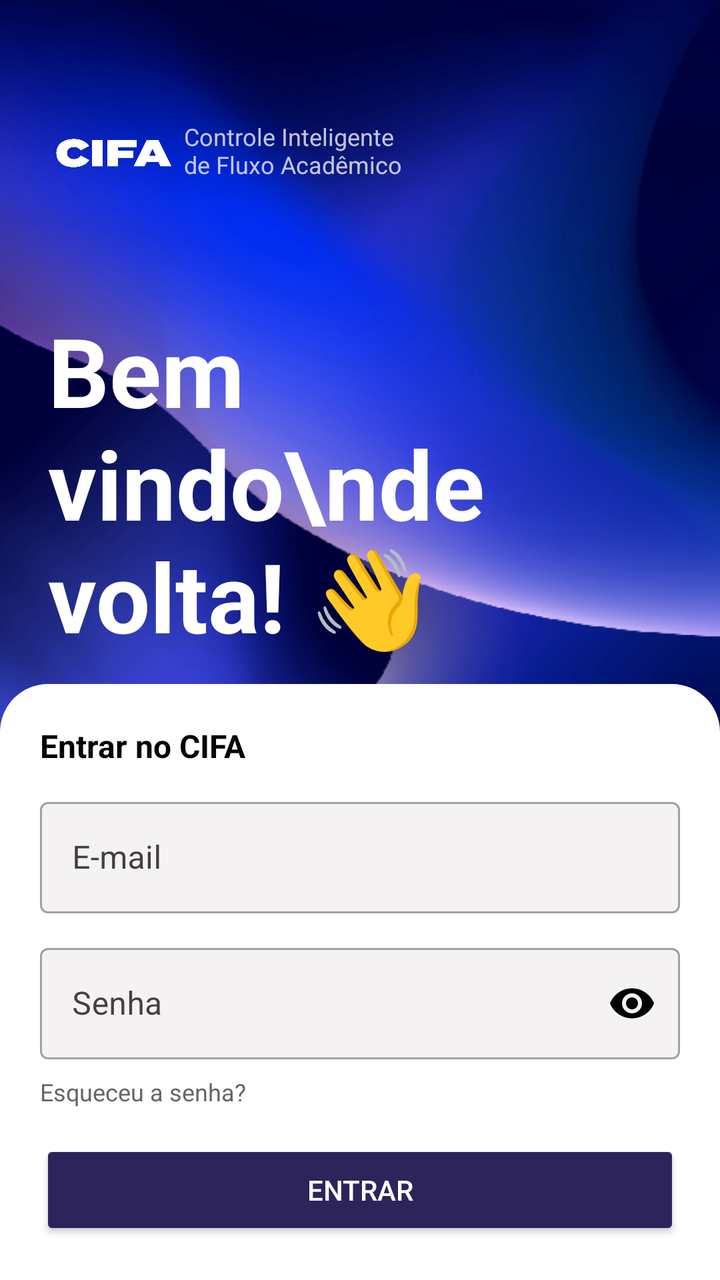
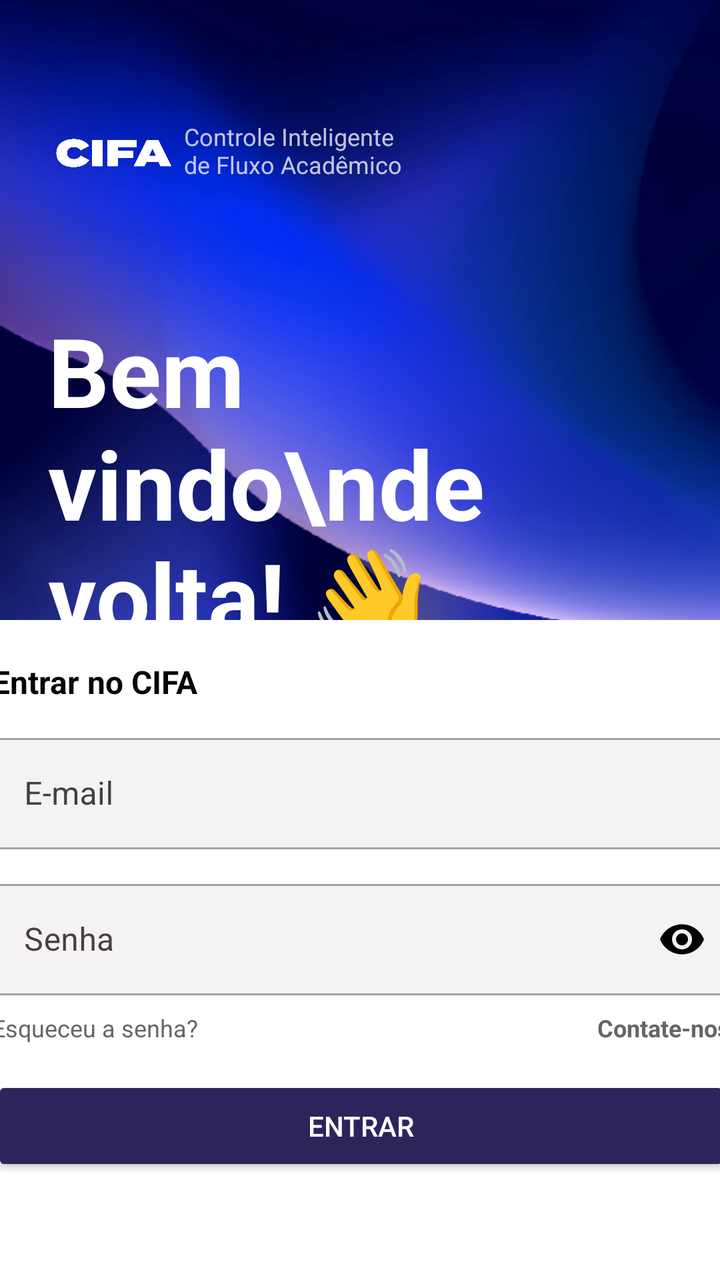

Two renders of the same Android screen: before a commit and after it. Below are the layout's source before the change and the commit's diff.
<!-- AndroidManifest.xml: application theme Theme.Cifa -->
<!-- res/layout/activity_main.xml -->
<?xml version="1.0" encoding="utf-8"?>
<androidx.constraintlayout.widget.ConstraintLayout
    xmlns:android="http://schemas.android.com/apk/res/android"
    xmlns:app="http://schemas.android.com/apk/res-auto"

    xmlns:tools="http://schemas.android.com/tools"
    android:id="@+id/main"
    android:layout_width="match_parent"
    android:layout_height="match_parent"
    android:background="@drawable/novo_projeto__3_">


    <TextView
        android:id="@+id/tvTitulo"
        android:layout_width="0dp"
        android:layout_height="wrap_content"
        android:layout_marginHorizontal="24dp"
        android:layout_marginTop="50dp"
        android:text="Bem vindo\nde volta! 👋"
        android:textColor="@android:color/white"
        android:textSize="48sp"
        android:textStyle="bold"
        app:layout_constraintEnd_toEndOf="parent"
        app:layout_constraintStart_toStartOf="parent"
        app:layout_constraintTop_toBottomOf="@id/tvDescricaoLogo" />


    <TextView
        android:id="@+id/tvSub"
        android:layout_width="258dp"
        android:layout_height="274dp"
        android:layout_marginHorizontal="24dp"
        android:layout_marginTop="28dp"
        android:text="Simplifique processos, organize entradas e saídas e tenha o controle da Fatec na palma da mão."
        android:textColor="#CCFFFFFF"
        android:textSize="24sp"
        app:layout_constraintEnd_toEndOf="parent"
        app:layout_constraintHorizontal_bias="0.0"
        app:layout_constraintStart_toStartOf="parent"
        app:layout_constraintTop_toBottomOf="@id/tvTitulo" />

    <LinearLayout
        android:id="@+id/cardLogin"
        android:layout_width="0dp"
        android:layout_height="wrap_content"
        android:background="@drawable/bg_card_login"
        android:orientation="vertical"
        android:padding="20dp"
        app:layout_constraintBottom_toBottomOf="parent"
        app:layout_constraintStart_toStartOf="parent"
        app:layout_constraintEnd_toEndOf="parent">

        <TextView
            android:layout_width="wrap_content"
            android:layout_height="wrap_content"
            android:layout_marginBottom="12dp"
            android:text="Entrar no CIFA"
            android:textColor="#050505"
            android:textSize="16sp"
            android:textStyle="bold" />


        <com.google.android.material.textfield.TextInputLayout
            style="@style/Widget.MaterialComponents.TextInputLayout.OutlinedBox"
            android:layout_width="match_parent"
            android:layout_height="wrap_content"
            android:hint="E-mail"
            android:textColorHint="#423F3F"
            app:boxBackgroundColor="#F4F2F2">

            <com.google.android.material.textfield.TextInputEditText
                android:id="@+id/edt_email"
                android:layout_width="match_parent"
                android:layout_height="wrap_content"
                android:textColor="#000000"
                android:textColorHint="#020202" />
        </com.google.android.material.textfield.TextInputLayout>


        <com.google.android.material.textfield.TextInputLayout
            style="@style/Widget.MaterialComponents.TextInputLayout.OutlinedBox"
            android:layout_width="match_parent"
            android:layout_height="wrap_content"
            android:layout_marginTop="12dp"
            android:hint="Senha"
            android:textColorHint="#473F3F"
            app:boxBackgroundColor="#F4F2F2"
            app:endIconMode="password_toggle"
            app:endIconTint="#020202">

            <com.google.android.material.textfield.TextInputEditText
                android:id="@+id/edt_senha"
                android:layout_width="match_parent"
                android:layout_height="wrap_content"
                android:inputType="textPassword"
                android:textColor="#000000"
                android:textColorHint="#020202" />
        </com.google.android.material.textfield.TextInputLayout>

        <TextView
            android:id="@+id/tvEsqueceuSenha"
            android:layout_width="wrap_content"
            android:layout_height="wrap_content"
            android:layout_marginTop="8dp"
            android:text="Esqueceu a senha?"
            android:textColor="#666"
            android:textSize="12sp" />


        <Button
            android:id="@+id/btn_login"
            android:layout_width="match_parent"
            android:layout_height="50dp"
            android:text="Entrar"
            android:textColor="@android:color/white"
            android:backgroundTint="#2E245C"
            android:layout_marginTop="16dp"/>

    </LinearLayout>


    <ImageView
        android:id="@+id/imageView"
        android:layout_width="66dp"
        android:layout_height="143dp"
        android:layout_marginStart="24dp"
        android:layout_marginTop="5dp"
        app:layout_constraintStart_toStartOf="parent"
        app:layout_constraintTop_toTopOf="parent"
        app:srcCompat="@drawable/_490e814257282d73776b9b111ea9653a8913361" />

    <TextView
        android:id="@+id/tvDescricaoLogo"
        android:layout_width="118dp"
        android:layout_height="43dp"
        android:layout_marginStart="68dp"
        android:layout_marginTop="60dp"
        android:text="Controle Inteligente de Fluxo Acadêmico"
        android:textColor="#BFFFFFFF"
        android:textSize="12sp"
        app:layout_constraintStart_toStartOf="@+id/imageView"
        app:layout_constraintTop_toTopOf="parent" />

</androidx.constraintlayout.widget.ConstraintLayout>
<!-- resources referenced by this layout -->
<resources>
  <!-- drawable _490e814257282d73776b9b111ea9653a8913361: png bitmap (drawable, 16583 bytes) -->
  <!-- drawable bg_card_login (drawable) -->
  <?xml version="1.0" encoding="utf-8"?>
  <shape xmlns:android="http://schemas.android.com/apk/res/android">
  
      <solid android:color="#FFFFFF"/>
  
      <corners
          android:topLeftRadius="24dp"
          android:topRightRadius="24dp"
          android:bottomLeftRadius="0dp"
          android:bottomRightRadius="0dp"/>
  
  </shape>
  <!-- drawable novo_projeto__3_: png bitmap (drawable, 278977 bytes) -->
  <style name="Theme.Cifa" parent="Base.Theme.Cifa" />
  <style name="Base.Theme.Cifa" parent="Theme.Material3.DayNight.NoActionBar">
          
          
      </style>
</resources>

<!-- the commit's change to res/layout/activity_main.xml (unified diff, before → after) -->
@@ -39,16 +39,17 @@
         app:layout_constraintStart_toStartOf="parent"
         app:layout_constraintTop_toBottomOf="@id/tvTitulo" />
 
+
     <LinearLayout
         android:id="@+id/cardLogin"
-        android:layout_width="0dp"
-        android:layout_height="wrap_content"
+        android:layout_width="409dp"
+        android:layout_height="330dp"
         android:background="@drawable/bg_card_login"
         android:orientation="vertical"
         android:padding="20dp"
         app:layout_constraintBottom_toBottomOf="parent"
-        app:layout_constraintStart_toStartOf="parent"
-        app:layout_constraintEnd_toEndOf="parent">
+        app:layout_constraintEnd_toEndOf="parent"
+        app:layout_constraintStart_toStartOf="parent">
 
         <TextView
             android:layout_width="wrap_content"
@@ -97,27 +98,41 @@
                 android:textColorHint="#020202" />
         </com.google.android.material.textfield.TextInputLayout>
 
-        <TextView
-            android:id="@+id/tvEsqueceuSenha"
-            android:layout_width="wrap_content"
+        <RelativeLayout
+            android:layout_width="match_parent"
             android:layout_height="wrap_content"
-            android:layout_marginTop="8dp"
-            android:text="Esqueceu a senha?"
-            android:textColor="#666"
-            android:textSize="12sp" />
+            android:layout_marginTop="8dp">
 
+            <TextView
+                android:id="@+id/tvEsqueceuSenha"
+                android:layout_width="wrap_content"
+                android:layout_height="wrap_content"
+                android:layout_alignParentStart="true"
+                android:text="Esqueceu a senha?"
+                android:textColor="#666"
+                android:textSize="12sp" />
 
+            <TextView
+                android:id="@+id/tvContato"
+                android:layout_width="wrap_content"
+                android:layout_height="wrap_content"
+                android:layout_alignParentEnd="true"
+                android:text="Contate-nos"
+                android:textColor="#666"
+                android:textSize="12sp"
+                android:textStyle="bold" />
+
+        </RelativeLayout>
         <Button
             android:id="@+id/btn_login"
             android:layout_width="match_parent"
             android:layout_height="50dp"
+            android:layout_marginTop="16dp"
+            android:backgroundTint="#2E245C"
             android:text="Entrar"
-            android:textColor="@android:color/white"
-            android:backgroundTint="#2E245C"
-            android:layout_marginTop="16dp"/>
+            android:textColor="@android:color/white" />
 
     </LinearLayout>
-
 
     <ImageView
         android:id="@+id/imageView"
